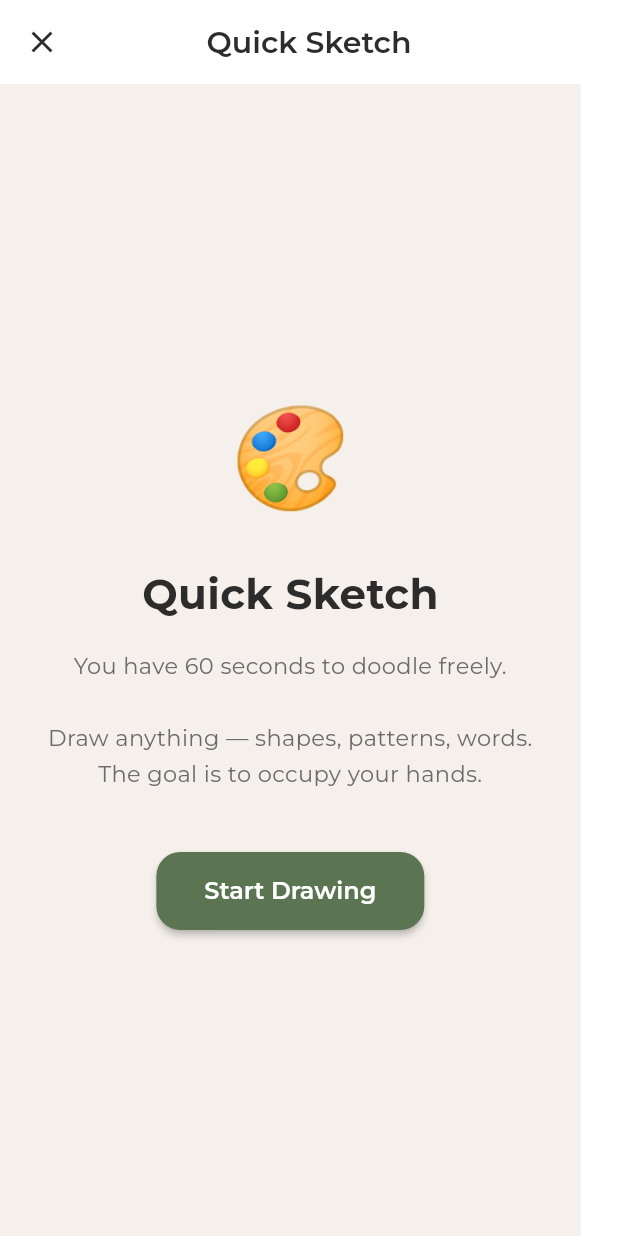
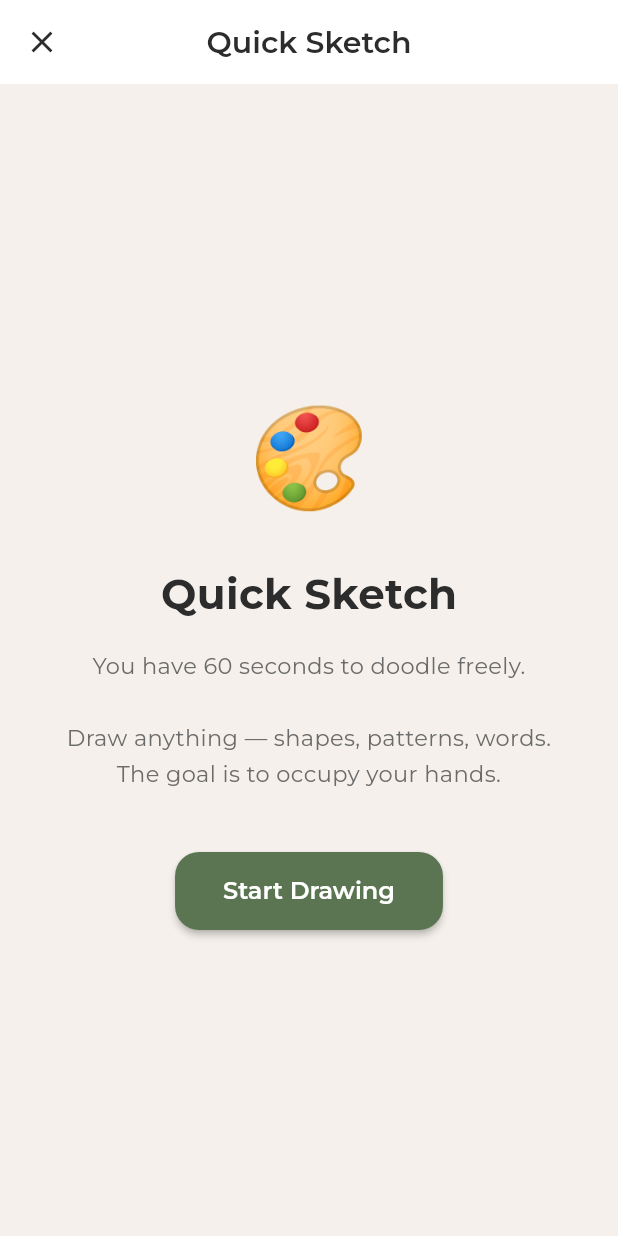
Before and after one commit to ShreyNagda/smartquit, a Flutter app: the QuickSketchScreen screen opened by its route, on a phone screen of 412 x 824 dp. Run offline on Flutter 3.47's test engine with Material 3 defaults, Android fonts, the phone set to English and light mode, and no system bars; our stand-ins replace audioplayers, cloud_firestore, firebase_auth, firebase_core, firebase_messaging, flutter_riverpod and 2 more; missing offline and left inert: haptic_feedback; accounts and stored records are empty; network calls fail.

```diff
--- a/lib/screens/interventions/quick_sketch_screen.dart
+++ b/lib/screens/interventions/quick_sketch_screen.dart
@@ -140,9 +140,11 @@ class _QuickSketchScreenState extends ConsumerState<QuickSketchScreen> {
   }
 
   Widget _buildStart() {
-    return Container(
+    return SafeArea(
+      child: Container(
         color: AppColors.background,
         padding: const EdgeInsets.all(32),
+        child: Center(
           child: Column(
             mainAxisAlignment: MainAxisAlignment.center,
             children: [
@@ -176,6 +178,8 @@ class _QuickSketchScreenState extends ConsumerState<QuickSketchScreen> {
                 child: const Text('Start Drawing'),
               ),
             ],
+          ),
+        ),
       ),
     );
   }
```
Also changed, not shown: 1 other file. Lines whose indentation alone changed are shown as unchanged.
